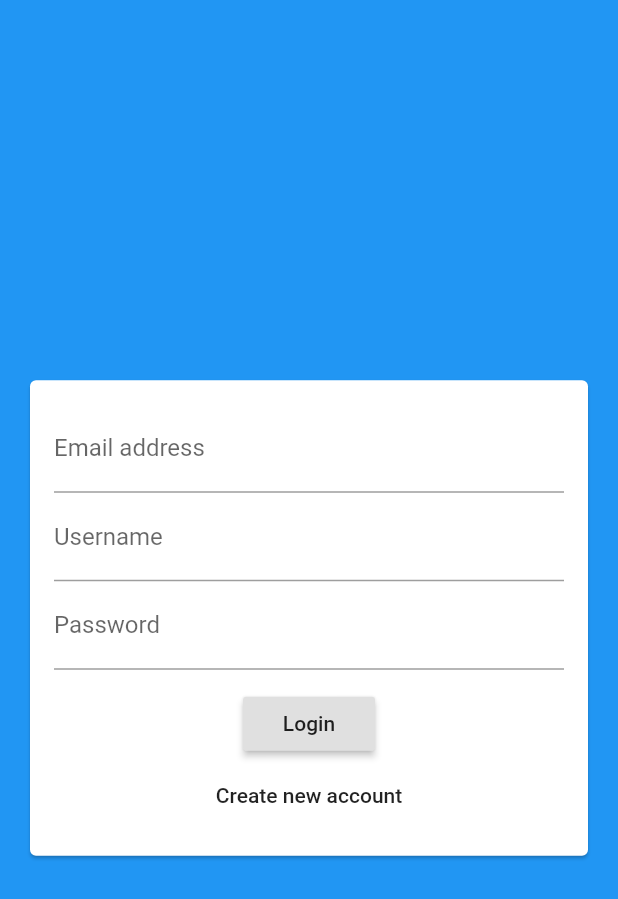
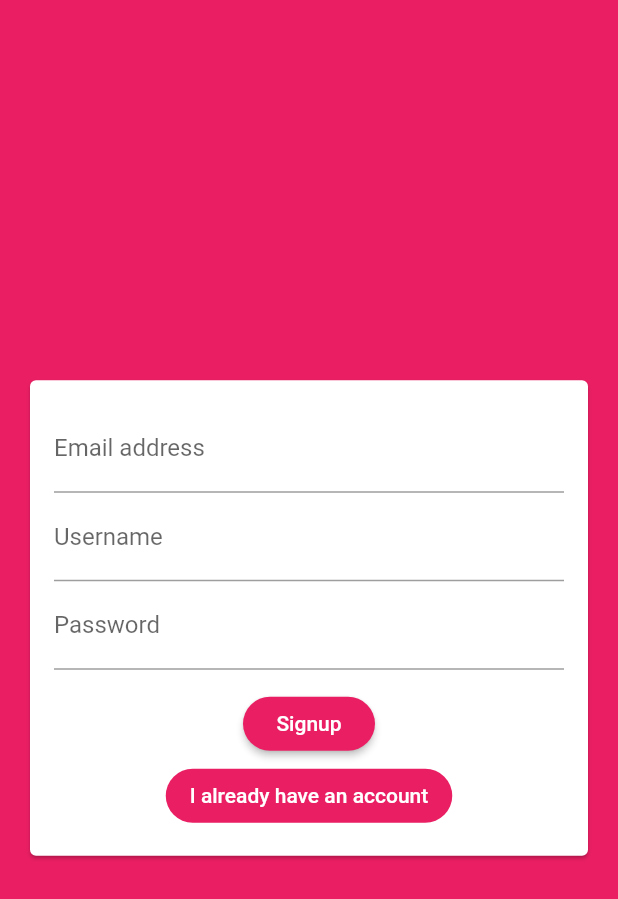
Before and after one commit to Gustavo23/Maximillian-Chat, a Flutter app: the screen it shows after launch, after a tap on "Create new account", on a phone screen of 412 x 824 dp. Shown: the top 899 px of the screen. Run offline on Flutter 3.47's test engine with Material 2 defaults, Android fonts, the phone set to English and light mode, and no system bars; our stand-ins replace cloud_firestore; accounts and stored records are empty.

Commit message:
@Authentication Form

```diff
--- a/lib/main.dart
+++ b/lib/main.dart
@@ -12,7 +12,17 @@ class MyApp extends StatelessWidget {
     return MaterialApp(
       title: 'Maximillam Chat',
       theme: ThemeData(
-        primarySwatch: Colors.blue,
+        primarySwatch: Colors.pink,
+        backgroundColor: Colors.pink,
+        accentColor: Colors.deepPurple,
+        accentColorBrightness: Brightness.dark,
+        buttonTheme: ButtonTheme.of(context).copyWith(
+          buttonColor: Colors.pink,
+          textTheme: ButtonTextTheme.primary,
+          shape: RoundedRectangleBorder(
+            borderRadius: BorderRadius.circular(20),
+          ),
+        ),
         visualDensity: VisualDensity.adaptivePlatformDensity,
       ),
       home: AuthScreen(),
--- a/lib/screens/auth_screen.dart
+++ b/lib/screens/auth_screen.dart
@@ -7,11 +7,20 @@ class AuthScreen extends StatefulWidget {
 }
 
 class _AuthScreenState extends State<AuthScreen> {
+  void _submitAuthForm(
+    String email,
+    String username,
+    String password,
+    bool isLogin,
+  ) {
+
+  }
+
   @override
   Widget build(BuildContext context) {
     return Scaffold(
       backgroundColor: Theme.of(context).primaryColor,
-      body: AuthForm(),
+      body: AuthForm(_submitAuthForm),
     );
   }
 }
--- a/lib/widgets/auth/auth_form.dart
+++ b/lib/widgets/auth/auth_form.dart
@@ -1,11 +1,41 @@
 import 'package:flutter/material.dart';
 
 class AuthForm extends StatefulWidget {
+  AuthForm(this.submitFn);
+
+  final void Function(
+    String email,
+    String password,
+    String userName,
+    bool isLogin,
+  ) submitFn;
+
   @override
   _AuthFormState createState() => _AuthFormState();
 }
 
 class _AuthFormState extends State<AuthForm> {
+  final _formKey = GlobalKey<FormState>();
+  bool _isLogin = true;
+  String _userEmail = '';
+  String _userName = '';
+  String _userPassword = '';
+
+  void _trySubmit() {
+    final isValid = _formKey.currentState.validate();
+    FocusScope.of(context).unfocus();
+
+    if (isValid) {
+      _formKey.currentState.save();
+      widget.submitFn(
+        _userEmail,
+        _userName,
+        _userPassword,
+        _isLogin,
+      );
+    }
+  }
+
   @override
   Widget build(BuildContext context) {
     return Center(
@@ -15,30 +45,69 @@ class _AuthFormState extends State<AuthForm> {
           child: Padding(
             padding: EdgeInsets.all(16),
             child: Form(
+              key: _formKey,
               child: Column(
                 mainAxisSize: MainAxisSize.min,
                 children: [
                   TextFormField(
+                    key: ValueKey('email'),
+                    validator: (value) {
+                      if (value.isEmpty || !value.contains('@')) {
+                        return 'Please input a valid password';
+                      }
+                      return null;
+                    },
                     keyboardType: TextInputType.emailAddress,
                     decoration: InputDecoration(labelText: 'Email address'),
+                    onSaved: (value) {
+                      _userEmail = value;
+                    },
                   ),
+                  if (!_isLogin)
+                    TextFormField(
+                      key: ValueKey('username'),
+                      validator: (value) {
+                        if (value.isEmpty || value.length < 4) {
+                          return 'Please input a valid password';
+                        }
+                        return null;
+                      },
+                      decoration: InputDecoration(labelText: 'Username'),
+                      onSaved: (value) {
+                        _userName = value;
+                      },
+                    ),
                   TextFormField(
-                    decoration: InputDecoration(labelText: 'Username'),
-                  ),
-                  TextFormField(
+                    key: ValueKey('password'),
+                    validator: (value) {
+                      if (value.isEmpty || value.length < 7) {
+                        return 'Please input a valid password';
+                      }
+                      return null;
+                    },
                     decoration: InputDecoration(labelText: 'Password'),
                     obscureText: true,
+                    onSaved: (value) {
+                      _userPassword = value;
+                    },
                   ),
                   SizedBox(
                     height: 12,
                   ),
                   RaisedButton(
-                    child: Text('Login'),
+                    child: Text(_isLogin ? 'Login' : 'Signup'),
                     onPressed: () {},
                   ),
                   FlatButton(
-                    child: Text('Create new account'),
-                    onPressed: () {},
+                    color: Theme.of(context).primaryColor,
+                    child: Text(_isLogin
+                        ? 'Create new account'
+                        : 'I already have an account'),
+                    onPressed: () {
+                      setState(() {
+                        _isLogin = !_isLogin;
+                      });
+                    },
                   ),
                 ],
               ),
```
